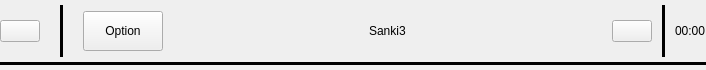
Before: the Qt Designer form status_bar.ui in Szybet/sanki, drawn with Qt 5.
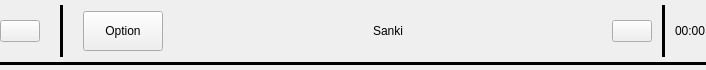
After: the same form once the commit is applied. Icons and pictures are not drawn.

What changed in the file:
```diff
--- a/status_bar.ui
+++ b/status_bar.ui
@@ -202,7 +202,7 @@
         </font>
        </property>
        <property name="text">
-        <string>Sanki3</string>
+        <string>Sanki</string>
        </property>
       </widget>
      </item>
```
